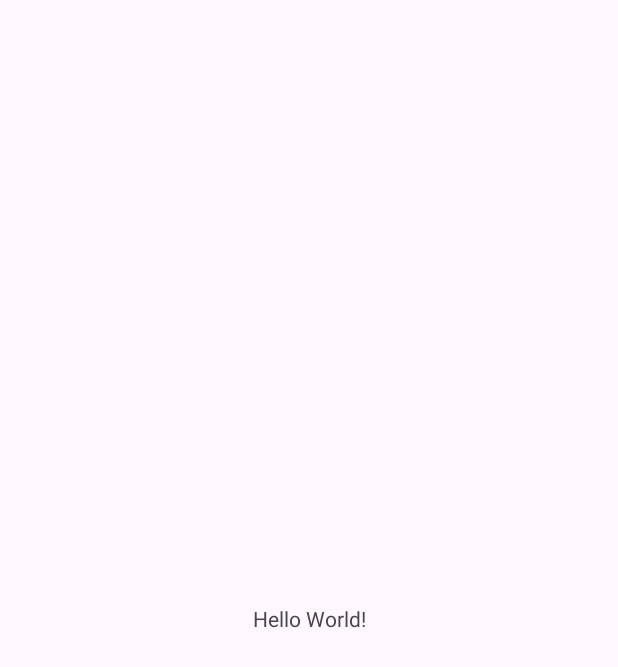
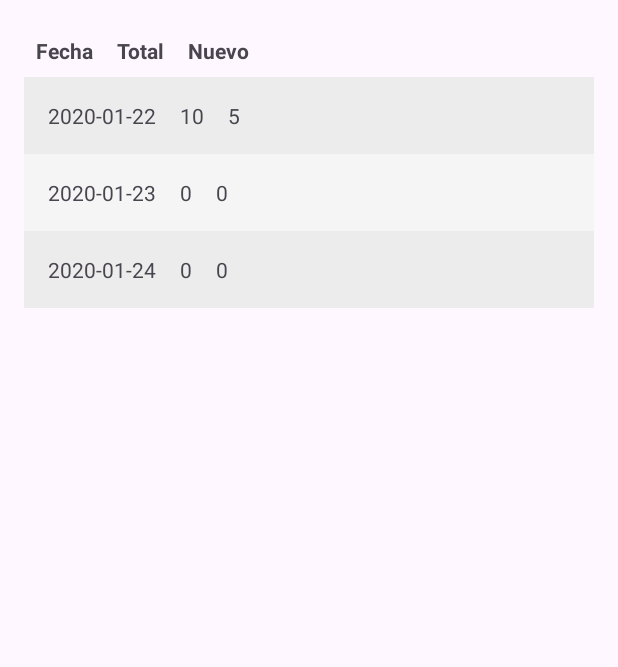
Before and after one commit to A01352033/covid-app, an Android app: the screen it shows after launch (MainActivity), on a phone screen of 412 x 824 dp. Before the commit the part shown is almost empty. Shown: the top 667 px of the screen. Run offline under Robolectric (Android 15) with nearby library versions, the phone set to English and light mode, and no system bars.

Commit message:
Feat: Hardcode de datos en la view

```diff
--- a/TemplateEXAMEN/app/build.gradle.kts
+++ b/TemplateEXAMEN/app/build.gradle.kts
@@ -5,7 +5,7 @@ plugins {
 
 android {
     namespace = "com.example.kotlin.examenMobiles"
-    compileSdk = 33
+    compileSdk = 34
 
     defaultConfig {
         applicationId = "com.example.kotlin.examenMobiles"
--- a/TemplateEXAMEN/app/src/main/res/layout/activity_main.xml
+++ b/TemplateEXAMEN/app/src/main/res/layout/activity_main.xml
@@ -1,18 +1,116 @@
 <?xml version="1.0" encoding="utf-8"?>
-<androidx.constraintlayout.widget.ConstraintLayout xmlns:android="http://schemas.android.com/apk/res/android"
-    xmlns:app="http://schemas.android.com/apk/res-auto"
-    xmlns:tools="http://schemas.android.com/tools"
+<LinearLayout
+    xmlns:android="http://schemas.android.com/apk/res/android"
     android:layout_width="match_parent"
     android:layout_height="match_parent"
-    tools:context=".MainActivity">
+    android:orientation="vertical"
+    android:padding="16dp">
 
-    <TextView
-        android:layout_width="wrap_content"
+    <!-- Encabezado de la tabla -->
+    <TableRow
+        android:layout_width="match_parent"
+        android:layout_height="wrap_content">
+
+        <TextView
+            android:layout_width="wrap_content"
+            android:layout_height="wrap_content"
+            android:text="Fecha"
+            android:padding="8dp"
+            android:textStyle="bold"/>
+
+        <TextView
+            android:layout_width="wrap_content"
+            android:layout_height="wrap_content"
+            android:text="Total"
+            android:padding="8dp"
+            android:textStyle="bold"/>
+
+        <TextView
+            android:layout_width="wrap_content"
+            android:layout_height="wrap_content"
+            android:text="Nuevo"
+            android:padding="8dp"
+            android:textStyle="bold"/>
+    </TableRow>
+
+    <!-- Fila de datos 1 -->
+    <TableRow
+        android:layout_width="match_parent"
         android:layout_height="wrap_content"
-        android:text="Hello World!"
-        app:layout_constraintBottom_toBottomOf="parent"
-        app:layout_constraintEnd_toEndOf="parent"
-        app:layout_constraintStart_toStartOf="parent"
-        app:layout_constraintTop_toTopOf="parent" />
+        android:background="#ECECEC"
+        android:padding="8dp">
 
-</androidx.constraintlayout.widget.ConstraintLayout>
+        <TextView
+            android:layout_width="wrap_content"
+            android:layout_height="wrap_content"
+            android:text="2020-01-22"
+            android:padding="8dp"/>
+
+        <TextView
+            android:layout_width="wrap_content"
+            android:layout_height="wrap_content"
+            android:text="10"
+            android:padding="8dp"/>
+
+        <TextView
+            android:layout_width="wrap_content"
+            android:layout_height="wrap_content"
+            android:text="5"
+            android:padding="8dp"/>
+    </TableRow>
+
+    <!-- Fila de datos 2 -->
+    <TableRow
+        android:layout_width="match_parent"
+        android:layout_height="wrap_content"
+        android:background="#F5F5F5"
+        android:padding="8dp">
+
+        <TextView
+            android:layout_width="wrap_content"
+            android:layout_height="wrap_content"
+            android:text="2020-01-23"
+            android:padding="8dp"/>
+
+        <TextView
+            android:layout_width="wrap_content"
+            android:layout_height="wrap_content"
+            android:text="0"
+            android:padding="8dp"/>
+
+        <TextView
+            android:layout_width="wrap_content"
+            android:layout_height="wrap_content"
+            android:text="0"
+            android:padding="8dp"/>
+    </TableRow>
+
+    <!-- Fila de datos 3 -->
+    <TableRow
+        android:layout_width="match_parent"
+        android:layout_height="wrap_content"
+        android:background="#ECECEC"
+        android:padding="8dp">
+
+        <TextView
+            android:layout_width="wrap_content"
+            android:layout_height="wrap_content"
+            android:text="2020-01-24"
+            android:padding="8dp"/>
+
+        <TextView
+            android:layout_width="wrap_content"
+            android:layout_height="wrap_content"
+            android:text="0"
+            android:padding="8dp"/>
+
+        <TextView
+            android:layout_width="wrap_content"
+            android:layout_height="wrap_content"
+            android:text="0"
+            android:padding="8dp"/>
+    </TableRow>
+
+    <!-- Puedes agregar más filas según tus datos -->
+
+</LinearLayout>
```
